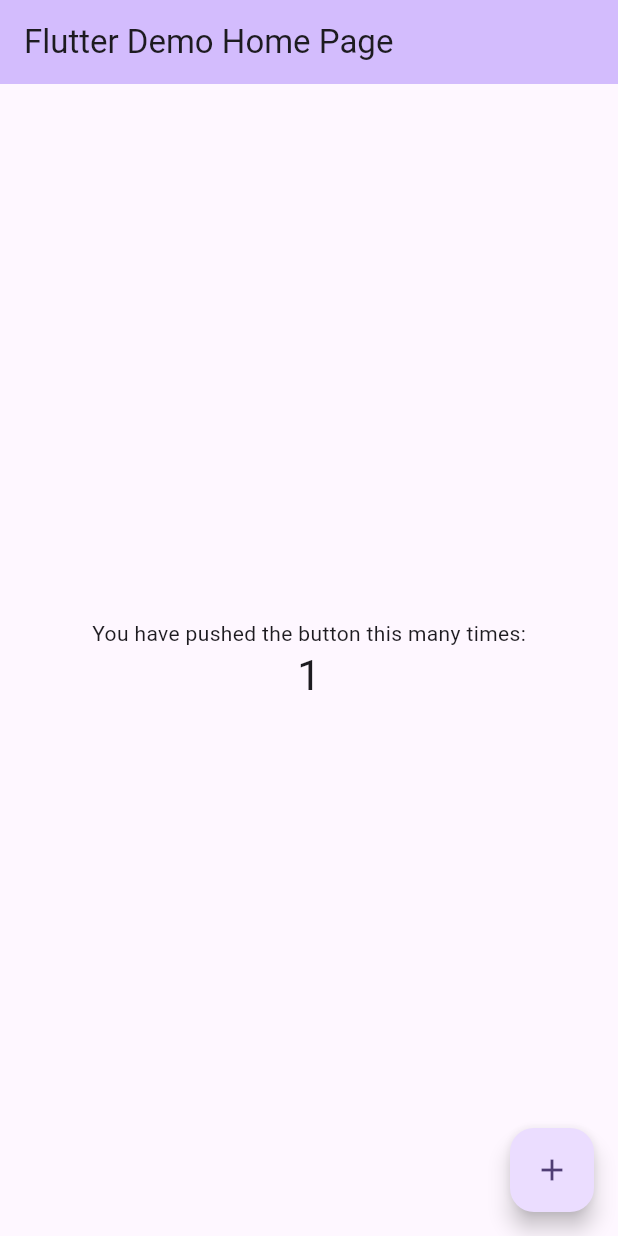
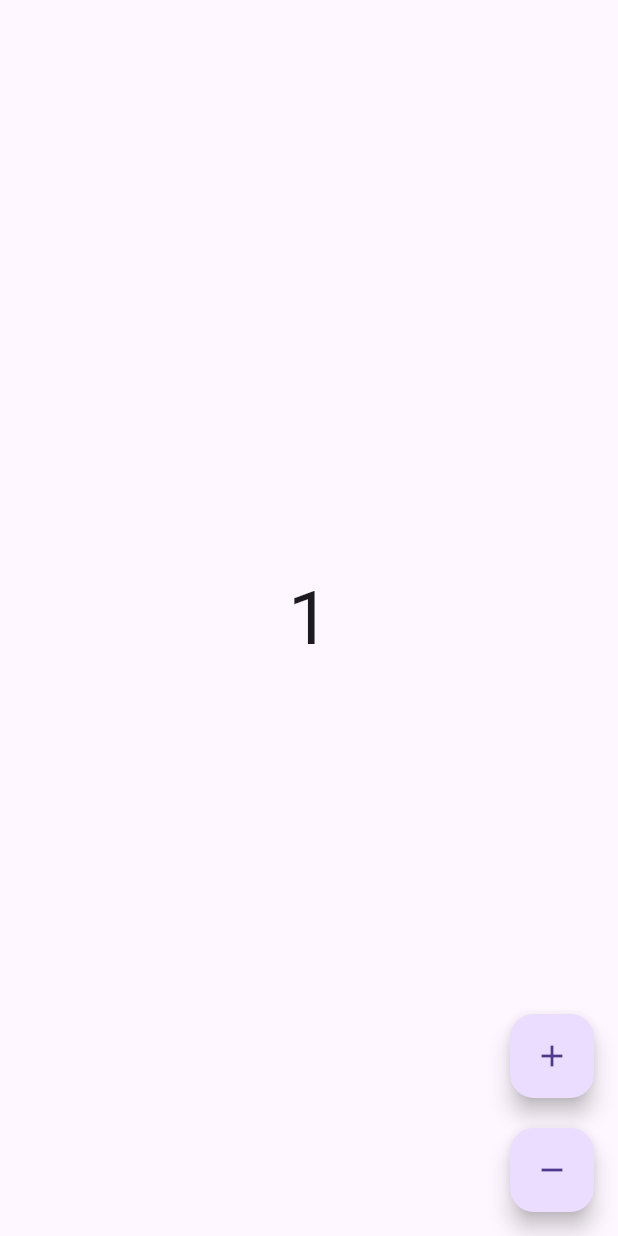
Before and after one commit to a-r-k-a/BLoC_flutter_tutorial, a Flutter app: the screen it shows after launch, after a tap on the "add" icon, on a phone screen of 412 x 824 dp. Run offline on Flutter 3.47's test engine with Material 3 defaults, Android fonts, the phone set to English and light mode, and no system bars; our stand-ins replace flutter_bloc.

Commit message:
Implemented BLoC cubit, page and view

```diff
--- /dev/null
+++ b/blocflutter/lib/counter/counter_cubit.dart
@@ -0,0 +1,19 @@
+import 'package:flutter_bloc/flutter_bloc.dart';
+
+class CounterCubit extends Cubit<int> {
+  // constructor: get initial state
+  CounterCubit(super.initialState);
+
+  //increment
+  void increment() => emit(state + 1);
+
+  //decrement
+  void decrement() => emit(state - 1);
+
+  //on state change - do something
+  @override
+  void onChange(Change<int> change) {
+    super.onChange(change);
+    print(change);
+  }
+}
--- /dev/null
+++ b/blocflutter/lib/counter/counter_page.dart
@@ -0,0 +1,36 @@
+import 'package:flutter/material.dart';
+import 'package:flutter_bloc/flutter_bloc.dart';
+import 'package:blocflutter/counter/counter_view.dart';
+import 'package:blocflutter/counter/counter_cubit.dart';
+/*
+
+COUNTER PAGE:  responsible for providing CounterCubit to CounterView (UI)
+
+- use BlocProvider
+
+*/
+
+
+class CounterPage extends StatelessWidget {
+  const CounterPage({super.key});
+
+  @override
+  Widget build(BuildContext context) {
+    //bloc provider
+    return BlocProvider(
+      create: (context) => CounterCubit(0),
+
+      child: BlocListener<CounterCubit, int>(
+        listener: (context, state) {
+          if (state == 10) {
+            showDialog(
+              context: context,
+              builder: (context) => AlertDialog(content: Text("10 reached")),
+            );
+          }
+        },
+        child: CounterView(),
+      ),
+    );
+  }
+}
--- /dev/null
+++ b/blocflutter/lib/counter/counter_view.dart
@@ -0,0 +1,46 @@
+/*
+
+COUNTER VIEW: responsible for the UI
+
+- use a BlocBuilder
+
+*/
+
+import 'package:blocflutter/counter/counter_cubit.dart';
+import 'package:flutter/material.dart';
+import 'package:flutter_bloc/flutter_bloc.dart';
+
+class CounterView extends StatelessWidget {
+  const CounterView({super.key});
+
+  @override
+  Widget build(BuildContext context) {
+    return Scaffold(
+      body: BlocBuilder<CounterCubit, int>(
+        builder: (context, state) {
+          return Center(
+            child: Text(state.toString(), style: TextStyle(fontSize: 50)),
+          );
+        },
+      ),
+      floatingActionButton: Column(
+        mainAxisAlignment: MainAxisAlignment.end,
+        children: [
+          // increment button
+          FloatingActionButton(
+            onPressed: () => context.read<CounterCubit>().increment(),
+            child: const Icon(Icons.add),
+            ),
+
+            const SizedBox(height: 20,),
+
+          // decrement buton
+          FloatingActionButton(
+            onPressed: () => context.read<CounterCubit>().decrement(),
+            child: Icon(Icons.remove),
+            ),
+        ],
+      )
+    );
+  }
+}
--- a/blocflutter/lib/main.dart
+++ b/blocflutter/lib/main.dart
@@ -1,3 +1,4 @@
+import 'package:blocflutter/counter/counter_page.dart';
 import 'package:flutter/material.dart';
 
 void main() {
@@ -7,116 +8,11 @@
 class MyApp extends StatelessWidget {
   const MyApp({super.key});
 
-  // This widget is the root of your application.
   @override
   Widget build(BuildContext context) {
-    return MaterialApp(
-      title: 'Flutter Demo',
-      theme: ThemeData(
-        // This is the theme of your application.
-        //
-        // TRY THIS: Try running your application with "flutter run". You'll see
-        // the application has a purple toolbar. Then, without quitting the app,
-        // try changing the seedColor in the colorScheme below to Colors.green
-        // and then invoke "hot reload" (save your changes or press the "hot
-        // reload" button in a Flutter-supported IDE, or press "r" if you used
-        // the command line to start the app).
-        //
-        // Notice that the counter didn't reset back to zero; the application
-        // state is not lost during the reload. To reset the state, use hot
-        // restart instead.
-        //
-        // This works for code too, not just values: Most code changes can be
-        // tested with just a hot reload.
-        colorScheme: ColorScheme.fromSeed(seedColor: Colors.deepPurple),
-      ),
-      home: const MyHomePage(title: 'Flutter Demo Home Page'),
+    return const MaterialApp(
+      debugShowCheckedModeBanner: false,
+      home: CounterPage(),
     );
   }
 }
-
-class MyHomePage extends StatefulWidget {
-  const MyHomePage({super.key, required this.title});
-
-  // This widget is the home page of your application. It is stateful, meaning
-  // that it has a State object (defined below) that contains fields that affect
-  // how it looks.
-
-  // This class is the configuration for the state. It holds the values (in this
-  // case the title) provided by the parent (in this case the App widget) and
-  // used by the build method of the State. Fields in a Widget subclass are
-  // always marked "final".
-
-  final String title;
-
-  @override
-  State<MyHomePage> createState() => _MyHomePageState();
-}
-
-class _MyHomePageState extends State<MyHomePage> {
-  int _counter = 0;
-
-  void _incrementCounter() {
-    setState(() {
-      // This call to setState tells the Flutter framework that something has
-      // changed in this State, which causes it to rerun the build method below
-      // so that the display can reflect the updated values. If we changed
-      // _counter without calling setState(), then the build method would not be
-      // called again, and so nothing would appear to happen.
-      _counter++;
-    });
-  }
-
-  @override
-  Widget build(BuildContext context) {
-    // This method is rerun every time setState is called, for instance as done
-    // by the _incrementCounter method above.
-    //
-    // The Flutter framework has been optimized to make rerunning build methods
-    // fast, so that you can just rebuild anything that needs updating rather
-    // than having to individually change instances of widgets.
-    return Scaffold(
-      appBar: AppBar(
-        // TRY THIS: Try changing the color here to a specific color (to
-        // Colors.amber, perhaps?) and trigger a hot reload to see the AppBar
-        // change color while the other colors stay the same.
-        backgroundColor: Theme.of(context).colorScheme.inversePrimary,
-        // Here we take the value from the MyHomePage object that was created by
-        // the App.build method, and use it to set our appbar title.
-        title: Text(widget.title),
-      ),
-      body: Center(
-        // Center is a layout widget. It takes a single child and positions it
-        // in the middle of the parent.
-        child: Column(
-          // Column is also a layout widget. It takes a list of children and
-          // arranges them vertically. By default, it sizes itself to fit its
-          // children horizontally, and tries to be as tall as its parent.
-          //
-          // Column has various properties to control how it sizes itself and
-          // how it positions its children. Here we use mainAxisAlignment to
-          // center the children vertically; the main axis here is the vertical
-          // axis because Columns are vertical (the cross axis would be
-          // horizontal).
-          //
-          // TRY THIS: Invoke "debug painting" (choose the "Toggle Debug Paint"
-          // action in the IDE, or press "p" in the console), to see the
-          // wireframe for each widget.
-          mainAxisAlignment: MainAxisAlignment.center,
-          children: <Widget>[
-            const Text('You have pushed the button this many times:'),
-            Text(
-              '$_counter',
-              style: Theme.of(context).textTheme.headlineMedium,
-            ),
-          ],
-        ),
-      ),
-      floatingActionButton: FloatingActionButton(
-        onPressed: _incrementCounter,
-        tooltip: 'Increment',
-        child: const Icon(Icons.add),
-      ), // This trailing comma makes auto-formatting nicer for build methods.
-    );
-  }
-}
--- a/blocflutter/pubspec.yaml
+++ b/blocflutter/pubspec.yaml
@@ -34,6 +34,7 @@
   # The following adds the Cupertino Icons font to your application.
   # Use with the CupertinoIcons class for iOS style icons.
   cupertino_icons: ^1.0.8
+  flutter_bloc: ^9.1.1
 
 dev_dependencies:
   flutter_test:
```
Also changed, not shown: blocflutter/pubspec.lock.
